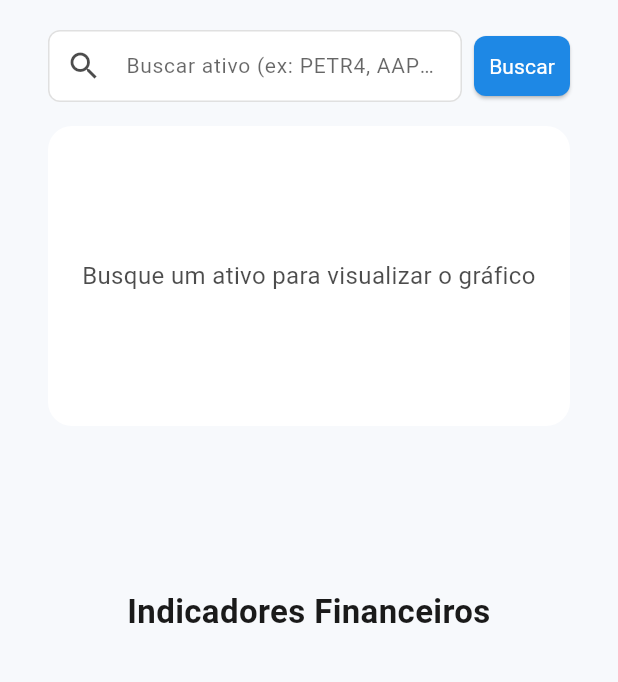
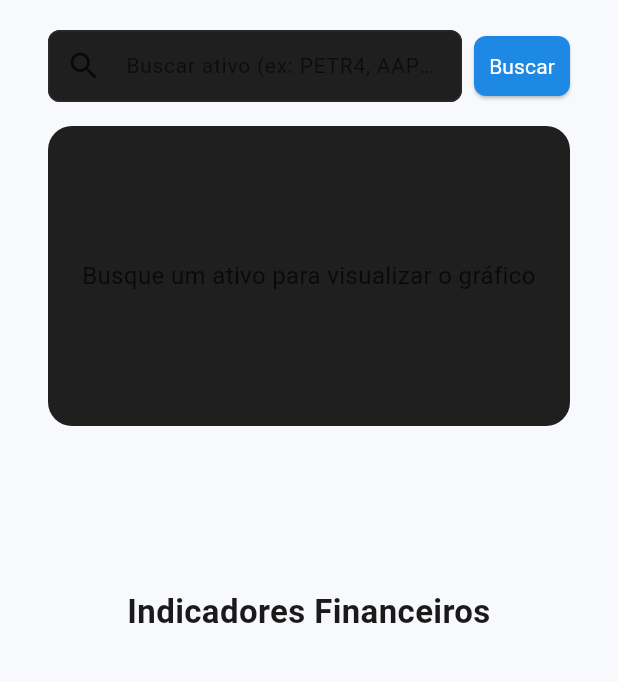
Before and after one commit to wilianAlbrecht/open_finance_data_front, a Flutter app: the screen it shows after launch, on a phone screen of 412 x 824 dp, the part 84-766 px from its top. Run offline on Flutter 3.47's test engine with Material 3 defaults, Android fonts, the phone set to English and light mode, and no system bars; our stand-ins replace dio, fl_chart.

```diff
--- a/lib/core/theme/themes/app_dark_theme.dart
+++ b/lib/core/theme/themes/app_dark_theme.dart
@@ -1,9 +1,12 @@
 import 'package:flutter/material.dart';
 import 'package:open_finance_data_front/core/theme/app_layout.dart';
+import 'package:open_finance_data_front/core/theme/themes/extensions/app_canvas_bar_theme.dart';
+import 'package:open_finance_data_front/core/theme/themes/extensions/app_canvas_base_theme.dart';
+import 'package:open_finance_data_front/core/theme/themes/extensions/app_canvas_line_theme.dart';
+import 'package:open_finance_data_front/core/theme/themes/extensions/app_card_theme.dart';
 import 'package:open_finance_data_front/core/theme/themes/extensions/app_page_layout_theme.dart';
 
 import '../app_colors.dart';
-import 'extensions/app_card_theme.dart';
 import 'extensions/app_chart_theme.dart';
 import 'extensions/app_chip_theme.dart';
 
@@ -43,7 +46,15 @@ class AppDarkTheme {
       ),
 
       // Extensions
-      extensions: [AppChipTheme.dark, AppChartTheme.dark, AppCardTheme.dark, AppPageLayoutTheme.dark,],
+      extensions: [
+        AppChipTheme.dark,
+        AppChartTheme.dark,
+        AppPageLayoutTheme.dark,
+        AppCanvasBaseTheme.dark,
+        AppCanvasLineTheme.dark,
+        AppCanvasBarTheme.dark,
+        AppCardTheme.dark,
+      ],
     );
   }
 }
--- a/lib/core/theme/themes/app_light_theme.dart
+++ b/lib/core/theme/themes/app_light_theme.dart
@@ -1,10 +1,13 @@
 import 'package:flutter/material.dart';
 import 'package:open_finance_data_front/core/theme/app_layout.dart';
+import 'package:open_finance_data_front/core/theme/themes/extensions/app_canvas_bar_theme.dart';
+import 'package:open_finance_data_front/core/theme/themes/extensions/app_canvas_base_theme.dart';
+import 'package:open_finance_data_front/core/theme/themes/extensions/app_canvas_line_theme.dart';
+import 'package:open_finance_data_front/core/theme/themes/extensions/app_card_theme.dart';
 import 'package:open_finance_data_front/core/theme/themes/extensions/app_page_layout_theme.dart';
 
 import '../app_colors.dart';
 import '../app_text_styles.dart';
-import 'extensions/app_card_theme.dart';
 import 'extensions/app_chart_theme.dart';
 import 'extensions/app_chip_theme.dart';
 
@@ -44,7 +47,15 @@ class AppLightTheme {
       ),
 
       // Extensions
-      extensions: [AppChipTheme.light, AppChartTheme.light, AppCardTheme.light, AppPageLayoutTheme.light,],
+      extensions: [
+        AppChipTheme.light,
+        AppChartTheme.light,
+        AppPageLayoutTheme.light,
+        AppCanvasBaseTheme.light,
+        AppCanvasLineTheme.light,
+        AppCanvasBarTheme.light,
+        AppCardTheme.dark,
+      ],
     );
   }
 }
--- /dev/null
+++ b/lib/core/theme/themes/extensions/app_canvas_bar_theme.dart
@@ -0,0 +1,65 @@
+import 'package:flutter/material.dart';
+
+class AppCanvasBarTheme extends ThemeExtension<AppCanvasBarTheme> {
+  final Color barColor;          // cor principal da barra
+  final double barWidth;
+  final BorderRadius barRadius;
+
+  final bool showBorder;
+  final Color? borderColor;
+  final double borderWidth;
+
+  const AppCanvasBarTheme({
+    required this.barColor,
+    required this.barWidth,
+    required this.barRadius,
+    required this.showBorder,
+    required this.borderColor,
+    required this.borderWidth,
+  });
+
+  // LIGHT THEME
+  static const light = AppCanvasBarTheme(
+    barColor: Color(0xFF1E88E5), // azul primário (pode ajustar depois)
+    barWidth: 6,
+    barRadius: BorderRadius.vertical(top: Radius.circular(4)),
+    showBorder: false,
+    borderColor: null,
+    borderWidth: 1.0,
+  );
+
+  // DARK THEME
+  static const dark = AppCanvasBarTheme(
+    barColor: Color(0xFF90CAF9),
+    barWidth: 6,
+    barRadius: BorderRadius.vertical(top: Radius.circular(4)),
+    showBorder: false,
+    borderColor: null,
+    borderWidth: 1.0,
+  );
+
+  @override
+  AppCanvasBarTheme copyWith({
+    Color? barColor,
+    double? barWidth,
+    BorderRadius? barRadius,
+    bool? showBorder,
+    Color? borderColor,
+    double? borderWidth,
+  }) {
+    return AppCanvasBarTheme(
+      barColor: barColor ?? this.barColor,
+      barWidth: barWidth ?? this.barWidth,
+      barRadius: barRadius ?? this.barRadius,
+      showBorder: showBorder ?? this.showBorder,
+      borderColor: borderColor ?? this.borderColor,
+      borderWidth: borderWidth ?? this.borderWidth,
+    );
+  }
+
+  @override
+  AppCanvasBarTheme lerp(AppCanvasBarTheme? other, double t) {
+    if (other == null) return this;
+    return this;
+  }
+}
--- /dev/null
+++ b/lib/core/theme/themes/extensions/app_canvas_base_theme.dart
@@ -0,0 +1,128 @@
+import 'package:flutter/material.dart';
+
+class AppCanvasBaseTheme extends ThemeExtension<AppCanvasBaseTheme> {
+  // ----- Eixos & Grid -----
+  final Color axisColor;
+  final Color gridColor;
+  final double axisStrokeWidth;
+  final double gridStrokeWidth;
+
+  // ----- Estilos de texto -----
+  final TextStyle labelStyle;
+  final TextStyle tooltipStyle;
+
+  // ----- Hover -----
+  final Color hoverLineColor;
+  final double hoverLineWidth;
+  final Color hoverPointColor;
+  final double hoverPointRadius;
+
+  // ----- Layout comum -----
+  final double paddingLeft;
+  final double paddingRight;
+  final double paddingTop;
+  final double paddingBottom;
+
+  const AppCanvasBaseTheme({
+    required this.axisColor,
+    required this.gridColor,
+    required this.axisStrokeWidth,
+    required this.gridStrokeWidth,
+    required this.labelStyle,
+    required this.tooltipStyle,
+    required this.hoverLineColor,
+    required this.hoverLineWidth,
+    required this.hoverPointColor,
+    required this.hoverPointRadius,
+    required this.paddingLeft,
+    required this.paddingRight,
+    required this.paddingTop,
+    required this.paddingBottom,
+  });
+
+  // ---------------- LIGHT ----------------
+  static final AppCanvasBaseTheme light = AppCanvasBaseTheme(
+    axisColor: Color(0xFF9E9E9E),
+    gridColor: Color(0xFFE0E0E0),
+    axisStrokeWidth: 1.2,
+    gridStrokeWidth: 0.8,
+
+    labelStyle: TextStyle(fontSize: 11, color: Color(0xFF1A1A1A)),
+    tooltipStyle: TextStyle(fontSize: 12, fontWeight: FontWeight.bold, color: Colors.white),
+
+    hoverLineColor: Color(0xFF1E88E5),
+    hoverLineWidth: 1.5,
+    hoverPointColor: Color(0xFF1E88E5),
+    hoverPointRadius: 4,
+
+    paddingLeft: 48,
+    paddingRight: 20,
+    paddingTop: 16,
+    paddingBottom: 28,
+  );
+
+  // ---------------- DARK ----------------
+  static final AppCanvasBaseTheme dark = AppCanvasBaseTheme(
+    axisColor: Color(0xFF9E9E9E),
+    gridColor: Color(0xFF2A2A2A),
+    axisStrokeWidth: 1.2,
+    gridStrokeWidth: 0.8,
+
+    labelStyle: TextStyle(fontSize: 11, color: Color(0xFFEAEAEA)),
+    tooltipStyle: TextStyle(fontSize: 12, color: Colors.black),
+
+    hoverLineColor: Color(0xFF64B5F6),
+    hoverLineWidth: 1.5,
+    hoverPointColor: Color(0xFF64B5F6),
+    hoverPointRadius: 4,
+
+    paddingLeft: 48,
+    paddingRight: 20,
+    paddingTop: 16,
+    paddingBottom: 28,
+  );
+
+  @override
+  AppCanvasBaseTheme copyWith({
+    Color? axisColor,
+    Color? gridColor,
+    double? axisStrokeWidth,
+    double? gridStrokeWidth,
+    TextStyle? labelStyle,
+    TextStyle? tooltipStyle,
+    Color? hoverLineColor,
+    double? hoverLineWidth,
+    Color? hoverPointColor,
+    double? hoverPointRadius,
+    double? paddingLeft,
+    double? paddingRight,
+    double? paddingTop,
+    double? paddingBottom,
+  }) {
+    return AppCanvasBaseTheme(
+      axisColor: axisColor ?? this.axisColor,
+      gridColor: gridColor ?? this.gridColor,
+      axisStrokeWidth: axisStrokeWidth ?? this.axisStrokeWidth,
+      gridStrokeWidth: gridStrokeWidth ?? this.gridStrokeWidth,
+      labelStyle: labelStyle ?? this.labelStyle,
+      tooltipStyle: tooltipStyle ?? this.tooltipStyle,
+      hoverLineColor: hoverLineColor ?? this.hoverLineColor,
+      hoverLineWidth: hoverLineWidth ?? this.hoverLineWidth,
+      hoverPointColor: hoverPointColor ?? this.hoverPointColor,
+      hoverPointRadius: hoverPointRadius ?? this.hoverPointRadius,
+      paddingLeft: paddingLeft ?? this.paddingLeft,
+      paddingRight: paddingRight ?? this.paddingRight,
+      paddingTop: paddingTop ?? this.paddingTop,
+      paddingBottom: paddingBottom ?? this.paddingBottom,
+    );
+  }
+
+  @override
+  ThemeExtension<AppCanvasBaseTheme> lerp(
+    ThemeExtension<AppCanvasBaseTheme>? other,
+    double t,
+  ) {
+    if (other is! AppCanvasBaseTheme) return this;
+    return this;
+  }
+}
--- /dev/null
+++ b/lib/core/theme/themes/extensions/app_canvas_line_theme.dart
@@ -0,0 +1,82 @@
+import 'package:flutter/material.dart';
+
+class AppCanvasLineTheme extends ThemeExtension<AppCanvasLineTheme> {
+  final Color lineColor; // <-- required
+  final Color shadeColor; // <-- required
+  final double lineStrokeWidth;
+  final bool smoothCurves;
+  final bool showShadedArea;
+  final double shadeOpacity;
+  final bool showPoints; // <-- required
+  final double pointRadius; // <-- required
+  final Color pointColor; // <-- required
+
+  const AppCanvasLineTheme({
+    required this.lineColor,
+    required this.shadeColor,
+    required this.lineStrokeWidth,
+    required this.smoothCurves,
+    required this.showShadedArea,
+    required this.shadeOpacity,
+    required this.showPoints, // <-- required
+    required this.pointRadius, // <-- required
+    required this.pointColor, // <-- required
+  });
+
+  // LIGHT THEME
+  static const light = AppCanvasLineTheme(
+    lineColor: Color(0xFF1E88E5),
+    shadeColor: Color(0xFF1E88E5),
+
+    lineStrokeWidth: 2.0,
+    smoothCurves: true,
+    showShadedArea: false,
+    shadeOpacity: 0.15,
+
+    showPoints: true,
+    pointRadius: 3.0,
+    pointColor: Color(0xFF90CAF9),
+  );
+  // DARK THEME
+  static const dark = AppCanvasLineTheme(
+    lineColor: Color(0xFF90CAF9),
+    shadeColor: Color(0xFF90CAF9),
+
+    lineStrokeWidth: 2.0,
+    smoothCurves: true,
+    showShadedArea: false,
+    shadeOpacity: 0.15,
+
+    showPoints: true,
+    pointRadius: 3.0,
+    pointColor: Color(0xFF64B5F6),
+  );
+
+  @override
+  AppCanvasLineTheme copyWith({
+    Color? lineColor,
+    Color? shadeColor,
+    double? lineStrokeWidth,
+    bool? smoothCurves,
+    bool? showShadedArea,
+    double? shadeOpacity,
+  }) {
+    return AppCanvasLineTheme(
+      lineColor: lineColor ?? this.lineColor,
+      shadeColor: shadeColor ?? this.shadeColor,
+      lineStrokeWidth: lineStrokeWidth ?? this.lineStrokeWidth,
+      smoothCurves: smoothCurves ?? this.smoothCurves,
+      showShadedArea: showShadedArea ?? this.showShadedArea,
+      shadeOpacity: shadeOpacity ?? this.shadeOpacity,
+      showPoints: showPoints, // <-- required
+      pointRadius: pointRadius, // <-- required
+      pointColor: pointColor, // <-- required
+    );
+  }
+
+  @override
+  AppCanvasLineTheme lerp(AppCanvasLineTheme? other, double t) {
+    if (other == null) return this;
+    return this;
+  }
+}
```
